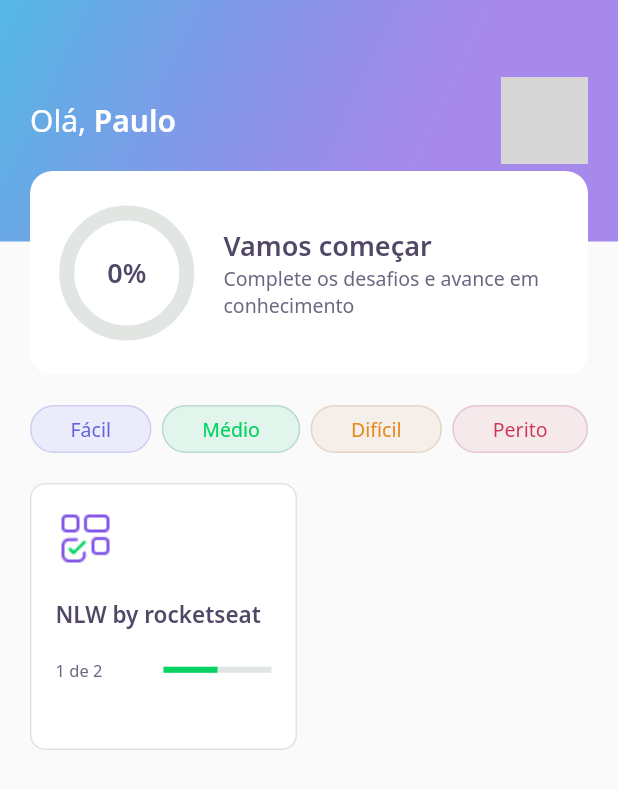
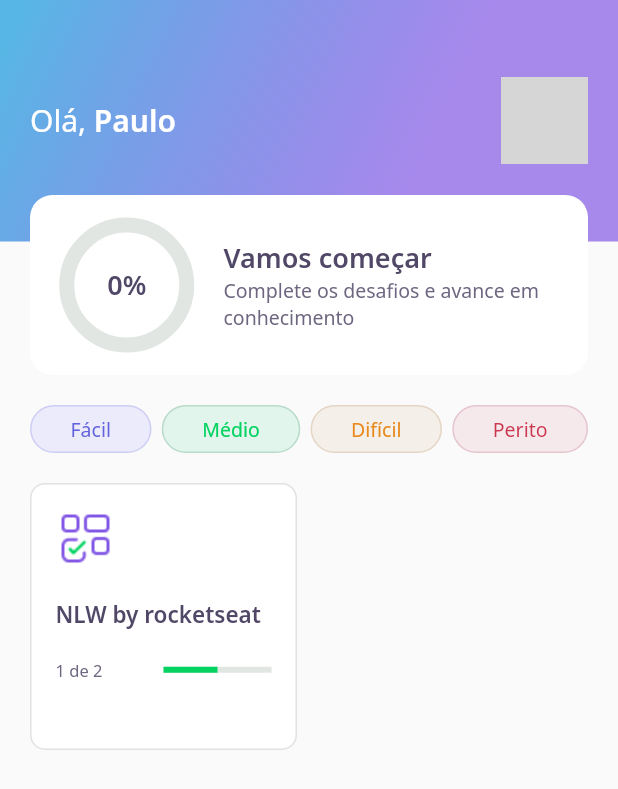
Before and after one commit to neocite/devquiz, a Flutter app: the screen it shows after launch, on a phone screen of 412 x 824 dp. Shown: the top 789 px of the screen. Run offline on Flutter 3.47's test engine with Material 2 defaults, Android fonts, the phone set to English and light mode, and no system bars; our stand-ins replace google_fonts; accounts and stored records are empty; network calls fail; grey boxes are pictures that could not be loaded.

Commit message:
improve appbar layout

```diff
--- a/lib/home/widgets/appbar/app_bar_widget.dart
+++ b/lib/home/widgets/appbar/app_bar_widget.dart
@@ -42,10 +42,13 @@ class AppBarWidget extends PreferredSize {
                     ],
                   ),
                 ),
-                Align(
-                  alignment: Alignment(0.0, 1.0),
-                  child: ScoreCardWidget(
-                    user: user,
+                Padding(
+                  padding: const EdgeInsets.symmetric(vertical: 0),
+                  child: Align(
+                    alignment: Alignment(0.0, 1.0),
+                    child: ScoreCardWidget(
+                      user: user,
+                    ),
                   ),
                 )
               ],
--- a/lib/home/widgets/score_card_widget/score_card_widget.dart
+++ b/lib/home/widgets/score_card_widget/score_card_widget.dart
@@ -13,7 +13,7 @@ class ScoreCardWidget extends StatelessWidget {
     return Padding(
       padding: const EdgeInsets.only(left: 20, right: 20),
       child: Container(
-        height: 136,
+        height: 120,
         decoration: BoxDecoration(
           color: AppColors.white,
           borderRadius: BorderRadius.circular(15),
```
